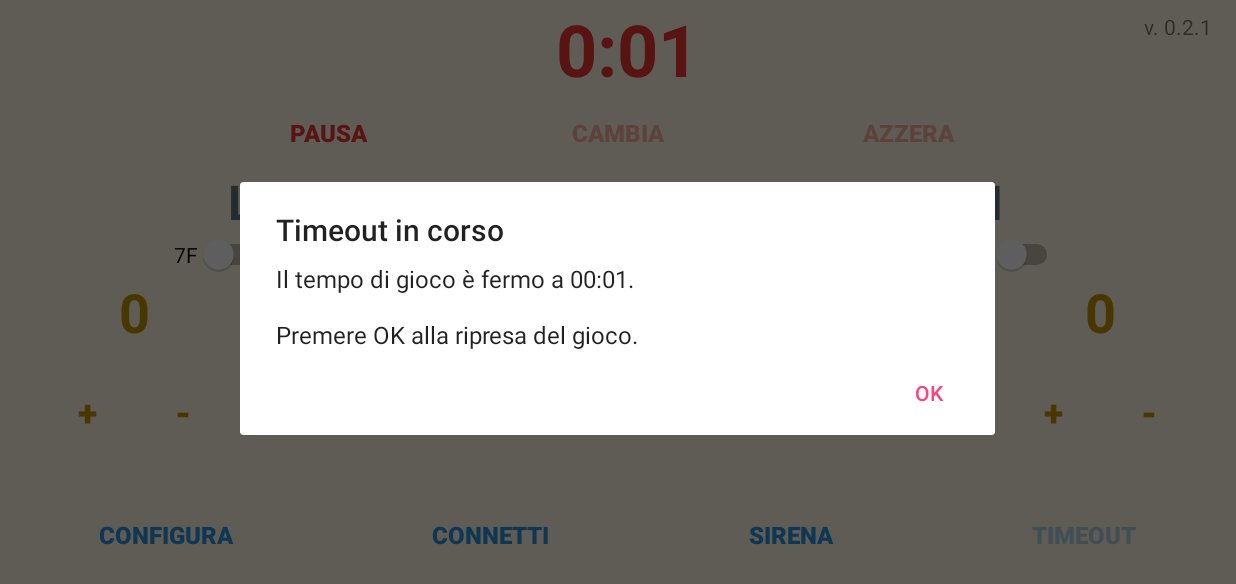
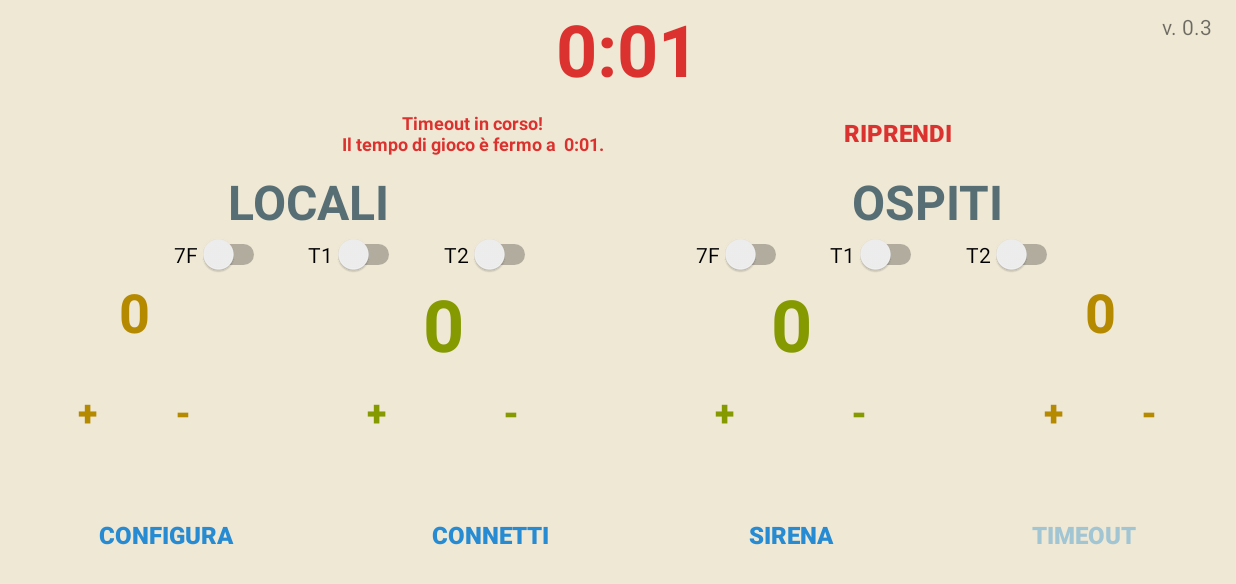
Before and after one commit to gzuliani/sps-hc20.droid, an Android app: the screen it shows after launch (MainActivity), after a tap on "TIMEOUT", on a phone screen of 824 x 412 dp (held sideways). Shown: the top 584 px of the screen. Run offline under Robolectric (Android 15) with nearby library versions, the phone set to English and light mode, and no system bars; 2 other taps on this screen came first.

Commit message:
made the timeout ux more consistent

```diff
--- a/app/build.gradle
+++ b/app/build.gradle
@@ -6,8 +6,8 @@ android {
         applicationId "org.jolly_handball.sps_hc20"
         minSdkVersion 15
         targetSdkVersion 26
-        versionCode 3
-        versionName "0.2.1"
+        versionCode 4
+        versionName "0.3"
         testInstrumentationRunner "android.support.test.runner.AndroidJUnitRunner"
     }
     buildTypes {
--- a/app/src/main/java/org/jolly_handball/sps_hc20/MainActivity.java
+++ b/app/src/main/java/org/jolly_handball/sps_hc20/MainActivity.java
@@ -14,6 +14,7 @@ import android.support.v7.app.AppCompatActivity;
 import android.view.View;
 import android.widget.Button;
 import android.widget.CompoundButton;
+import android.widget.LinearLayout;
 import android.widget.Switch;
 import android.widget.TextView;
 import android.widget.Toast;
@@ -47,6 +48,11 @@ public class MainActivity extends AppCompatActivity implements PreferencesDialog
     TextView commStatsPacketsRefused = null;
     TextView commStatsPacketsLost = null;
     TextView commStatsOtherErrors = null;
+
+    // timeout
+    LinearLayout timerLayout = null;
+    LinearLayout timeoutLayout = null;
+    TextView timeoutHint = null;
 
     // buttons
     Button sirenButton = null;
@@ -108,6 +114,13 @@ public class MainActivity extends AppCompatActivity implements PreferencesDialog
         commStatsPacketsLost = findViewById(R.id.comm_stats_packets_lost);
         commStatsOtherErrors = findViewById(R.id.comm_stats_other_errors);
 
+        timerLayout = findViewById(R.id.timer_layout);
+        timeoutLayout = findViewById(R.id.timeout_layout);
+        timeoutHint = findViewById(R.id.timeout_hint);
+
+        timerLayout.setVisibility(View.VISIBLE);
+        timeoutLayout.setVisibility(View.GONE);
+
         /*
          * time management
          */
@@ -148,6 +161,20 @@ public class MainActivity extends AppCompatActivity implements PreferencesDialog
                         timerWidget.reset();
                     }
                 });
+
+        final Button timeoutRestartButton = findViewById(R.id.timeout_restart);
+        timeoutRestartButton.setOnClickListener(
+                new View.OnClickListener() {
+                    @Override
+                    public void onClick(View view) {
+                        timeoutTimer.stop();
+                        timerWidget.changeTimer(gameTimer);
+                        gameTimer.start();
+                        timerLayout.setVisibility(View.VISIBLE);
+                        timeoutLayout.setVisibility(View.GONE);
+                    }
+                });
+
 
         timerWidget = new TimerWidget(
                 gameTimer,
@@ -413,9 +440,10 @@ public class MainActivity extends AppCompatActivity implements PreferencesDialog
                 timerWidget.changeTimer(timeoutTimer);
                 timeoutTimer.start();
 
-                TimeoutDialogFragment dialog = new TimeoutDialogFragment();
-                dialog.setUp(gameTimer, timeoutTimer, timerWidget);
-                dialog.show(getFragmentManager(), "Timeout");
+                timeoutHint.setText(String.format(getString(R.string.timeout_hint), gameTimer.figuresAsText()));
+
+                timerLayout.setVisibility(View.GONE);
+                timeoutLayout.setVisibility(View.VISIBLE);
             }
         });
 
--- a/app/src/main/java/org/jolly_handball/sps_hc20/TimeoutDialogFragment.java
+++ /dev/null
@@ -1,43 +0,0 @@
-package org.jolly_handball.sps_hc20;
-
-import android.app.AlertDialog;
-import android.app.Dialog;
-import android.app.DialogFragment;
-import android.content.DialogInterface;
-import android.os.Bundle;
-
-import org.jolly_handball.sps_hc20.chrono.HiResTime;
-import org.jolly_handball.sps_hc20.chrono.Timer;
-import org.jolly_handball.sps_hc20.chrono.TimerWidget;
-
-public class TimeoutDialogFragment extends DialogFragment {
-
-    Timer gameTimer = null;
-    Timer timeoutTimer = null;
-    TimerWidget timerWidget = null;
-
-    public void setUp(Timer gameTimer, Timer timeoutTimer, TimerWidget timerWidget) {
-        this.gameTimer = gameTimer;
-        this.timeoutTimer = timeoutTimer;
-        this.timerWidget = timerWidget;
-    }
-
-    @Override
-    public Dialog onCreateDialog(Bundle savedInstanceState) {
-        AlertDialog.Builder builder = new AlertDialog.Builder(getActivity());
-        String ok = getString(android.R.string.ok);
-        String message = getString(R.string.timeout_dialog_message);
-        HiResTime now = gameTimer.now();
-        builder
-                .setTitle(R.string.timeout_dialog_title)
-                .setMessage(String.format(message, now.getMinute(), now.getSecond(), ok))
-                .setPositiveButton(android.R.string.ok, new DialogInterface.OnClickListener() {
-                    public void onClick(DialogInterface dialog, int id) {
-                        timeoutTimer.stop();
-                        timerWidget.changeTimer(gameTimer);
-                        gameTimer.start();
-                    }
-                });
-        return builder.create();
-    }
-}
--- a/app/src/main/res/layout-sw600dp/activity_main.xml
+++ b/app/src/main/res/layout-sw600dp/activity_main.xml
@@ -127,6 +127,50 @@
 
     </LinearLayout>
 
+    <LinearLayout
+        android:id="@+id/timeout_layout"
+        style="?android:attr/buttonBarStyle"
+        android:layout_width="match_parent"
+        android:layout_height="0dp"
+        android:layout_marginEnd="32dp"
+        android:layout_marginLeft="32dp"
+        android:layout_marginRight="32dp"
+        android:layout_marginStart="32dp"
+        android:orientation="horizontal"
+        android:paddingBottom="0dp"
+        android:paddingLeft="196dp"
+        android:paddingRight="196dp"
+        android:paddingTop="0dp"
+        app:layout_constraintEnd_toEndOf="parent"
+        app:layout_constraintStart_toStartOf="parent"
+        app:layout_constraintTop_toBottomOf="@+id/timer_layout">
+
+        <TextView
+            android:id="@+id/timeout_hint"
+            android:layout_height="wrap_content"
+            android:layout_width="wrap_content"
+            android:layout_gravity="center_vertical"
+            android:layout_weight="2"
+            android:gravity="center_horizontal"
+            android:textColor="@color/red"
+            android:textSize="14sp"
+            android:textStyle="bold" />
+
+        <Button
+            android:id="@+id/timeout_restart"
+            style="?android:attr/buttonBarButtonStyle"
+            android:layout_width="wrap_content"
+            android:layout_height="wrap_content"
+            android:layout_gravity="center_vertical|center_horizontal"
+            android:layout_weight="1"
+            android:singleLine="true"
+            android:text="@string/timeout_restart"
+            android:textColor="@drawable/timer_button_selector"
+            android:textSize="18sp"
+            android:textStyle="bold" />
+
+    </LinearLayout>
+
     <TableLayout
         android:id="@+id/score_layout"
         android:layout_width="match_parent"
@@ -135,7 +179,7 @@
         app:layout_constrainedHeight="true"
         app:layout_constrainedWidth="false"
         app:layout_constraintEnd_toEndOf="parent"
-        app:layout_constraintTop_toBottomOf="@+id/timer_layout">
+        app:layout_constraintTop_toBottomOf="@+id/timeout_layout">
 
         <TableRow
             android:layout_width="match_parent"
--- a/app/src/main/res/layout-sw720dp/activity_main.xml
+++ b/app/src/main/res/layout-sw720dp/activity_main.xml
@@ -122,6 +122,50 @@
 
     </LinearLayout>
 
+    <LinearLayout
+        android:id="@+id/timeout_layout"
+        style="?android:attr/buttonBarStyle"
+        android:layout_width="match_parent"
+        android:layout_height="0dp"
+        android:layout_marginEnd="32dp"
+        android:layout_marginLeft="32dp"
+        android:layout_marginRight="32dp"
+        android:layout_marginStart="32dp"
+        android:orientation="horizontal"
+        android:paddingBottom="0dp"
+        android:paddingLeft="256dp"
+        android:paddingRight="256dp"
+        android:paddingTop="0dp"
+        app:layout_constraintEnd_toEndOf="parent"
+        app:layout_constraintStart_toStartOf="parent"
+        app:layout_constraintTop_toBottomOf="@+id/timer_layout">
+
+        <TextView
+            android:id="@+id/timeout_hint"
+            android:layout_height="wrap_content"
+            android:layout_width="wrap_content"
+            android:layout_gravity="center_vertical"
+            android:layout_weight="2"
+            android:gravity="center_horizontal"
+            android:textColor="@color/red"
+            android:textSize="18sp"
+            android:textStyle="bold" />
+
+        <Button
+            android:id="@+id/timeout_restart"
+            style="?android:attr/buttonBarButtonStyle"
+            android:layout_width="wrap_content"
+            android:layout_height="wrap_content"
+            android:layout_gravity="center_vertical|center_horizontal"
+            android:layout_weight="1"
+            android:singleLine="true"
+            android:text="@string/timeout_restart"
+            android:textColor="@drawable/timer_button_selector"
+            android:textSize="24sp"
+            android:textStyle="bold" />
+
+    </LinearLayout>
+
     <TableLayout
         android:id="@+id/score_layout"
         android:layout_width="match_parent"
@@ -130,7 +174,7 @@
         app:layout_constrainedHeight="true"
         app:layout_constrainedWidth="false"
         app:layout_constraintEnd_toEndOf="parent"
-        app:layout_constraintTop_toBottomOf="@+id/timer_layout">
+        app:layout_constraintTop_toBottomOf="@+id/timeout_layout">
 
         <TableRow
             android:layout_width="match_parent"
--- a/app/src/main/res/layout/activity_main.xml
+++ b/app/src/main/res/layout/activity_main.xml
@@ -128,6 +128,50 @@
 
     </LinearLayout>
 
+    <LinearLayout
+        android:id="@+id/timeout_layout"
+        style="?android:attr/buttonBarStyle"
+        android:layout_width="match_parent"
+        android:layout_height="0dp"
+        android:layout_marginEnd="32dp"
+        android:layout_marginStart="32dp"
+        android:orientation="horizontal"
+        android:paddingBottom="0dp"
+        android:paddingLeft="96dp"
+        android:paddingStart="96dp"
+        android:paddingEnd="95dp"
+        android:paddingRight="95dp"
+        android:paddingTop="0dp"
+        app:layout_constraintEnd_toEndOf="parent"
+        app:layout_constraintStart_toStartOf="parent"
+        app:layout_constraintTop_toBottomOf="@+id/timer_layout">
+
+        <TextView
+            android:id="@+id/timeout_hint"
+            android:layout_height="wrap_content"
+            android:layout_width="wrap_content"
+            android:layout_gravity="center_vertical"
+            android:layout_weight="2"
+            android:gravity="center_horizontal"
+            android:textColor="@color/red"
+            android:textSize="12sp"
+            android:textStyle="bold" />
+
+        <Button
+            android:id="@+id/timeout_restart"
+            style="?android:attr/buttonBarButtonStyle"
+            android:layout_width="wrap_content"
+            android:layout_height="wrap_content"
+            android:layout_gravity="center_vertical|center_horizontal"
+            android:layout_weight="1"
+            android:singleLine="true"
+            android:text="@string/timeout_restart"
+            android:textColor="@drawable/timer_button_selector"
+            android:textSize="16sp"
+            android:textStyle="bold" />
+
+    </LinearLayout>
+
     <TableLayout
         android:id="@+id/score_layout"
         android:layout_width="match_parent"
@@ -136,7 +180,7 @@
         app:layout_constrainedHeight="true"
         app:layout_constrainedWidth="false"
         app:layout_constraintEnd_toEndOf="parent"
-        app:layout_constraintTop_toBottomOf="@+id/timer_layout">
+        app:layout_constraintTop_toBottomOf="@+id/timeout_layout">
 
         <TableRow
             android:layout_width="match_parent"
--- a/app/src/main/res/values/strings.xml
+++ b/app/src/main/res/values/strings.xml
@@ -18,8 +18,8 @@
     <string name="disconnect">Disconnetti</string>
     <string name="siren">Sirena</string>
     <string name="timeout">Timeout</string>
-    <string name="timeout_dialog_title">Timeout in corso</string>
-    <string name="timeout_dialog_message">Il tempo di gioco è fermo a %02d:%02d.\n\nPremere %s alla ripresa del gioco.</string>
+    <string name="timeout_hint">Timeout in corso!\nIl tempo di gioco è fermo a %s.</string>
+    <string name="timeout_restart">Riprendi</string>
     <string name="set_time_dialog_title">Cambia orario</string>
     <string name="set_time_dialog_message">Impostare il nuovo orario:</string>
     <string name="set_time_dialog_minute_second_separator">:</string>
@@ -38,5 +38,5 @@
     <string name="comm_stats_packets_refused">Pacchetti rifiutati: %s</string>
     <string name="comm_stats_packets_lost">Pacchetti persi: %s</string>
     <string name="comm_stats_other_errors">Errori generici: %s</string>
-    <string name="confirm_quit">Vuoi veramente chiudere l\'applicazione?</string>
+    <string name="confirm_quit">Vuoi veramente abbandonare l\'applicazione?</string>
 </resources>
```
